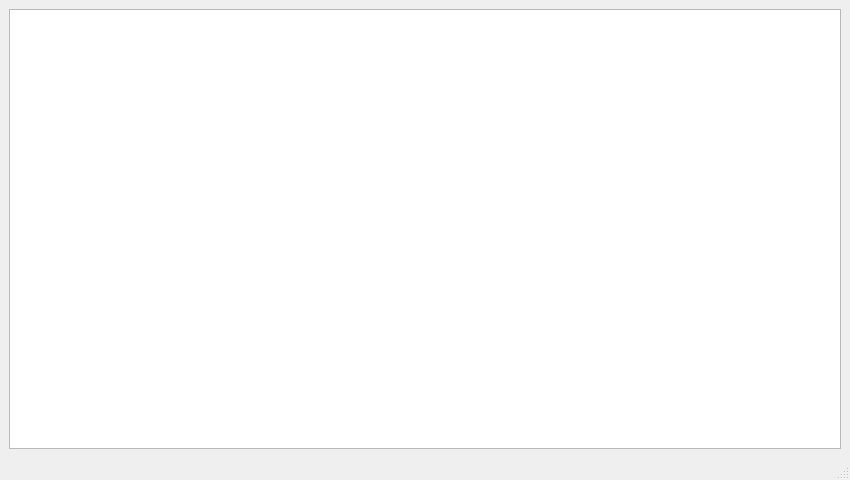
First picture: the form in main.ui, repository Limozor/Yandex, before the edit.
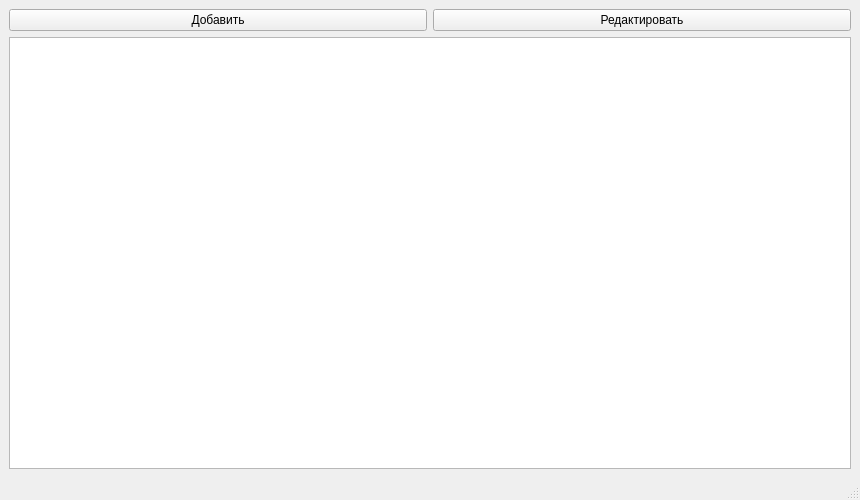
Second picture: the form after the edit.

Commit message: задание 5

```diff
--- a/main.ui
+++ b/main.ui
@@ -6,8 +6,8 @@
    <rect>
     <x>0</x>
     <y>0</y>
-    <width>850</width>
-    <height>480</height>
+    <width>860</width>
+    <height>500</height>
    </rect>
   </property>
   <property name="windowTitle">
@@ -15,6 +15,24 @@
   </property>
   <widget class="QWidget" name="centralwidget">
    <layout class="QVBoxLayout" name="verticalLayout">
+    <item>
+     <layout class="QHBoxLayout" name="buttonLayout">
+      <item>
+       <widget class="QPushButton" name="addButton">
+        <property name="text">
+         <string>Добавить</string>
+        </property>
+       </widget>
+      </item>
+      <item>
+       <widget class="QPushButton" name="editButton">
+        <property name="text">
+         <string>Редактировать</string>
+        </property>
+       </widget>
+      </item>
+     </layout>
+    </item>
     <item>
      <widget class="QTableWidget" name="tableWidget"/>
     </item>
```
Left out of the diff: 4 changed lines with no effect on the pictures. The commit also changes 2 other files.
